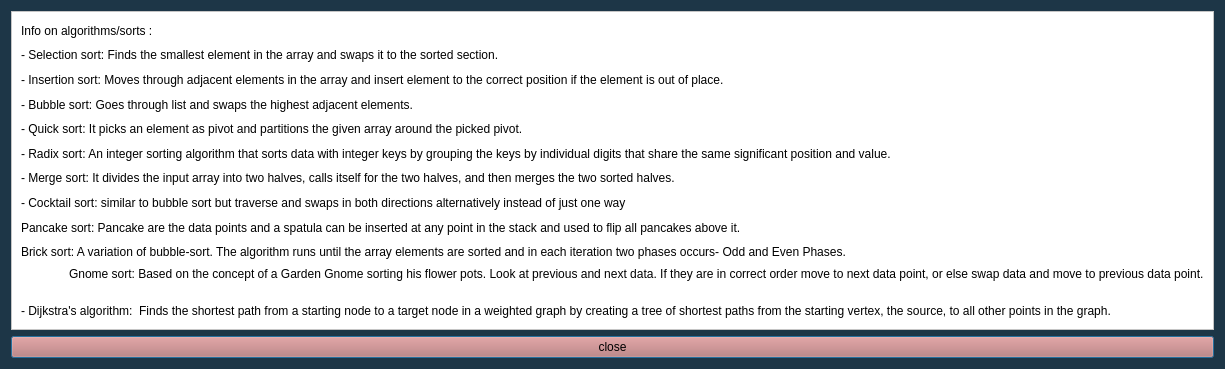
The window that gui/GraphicsFrame/AlgorithmVisualizer/algdisplaywindow.ui (ethancfung/Sorting-Pathfinding-Algorithm-Visualizer) describes before a commit, drawn with Qt 5.
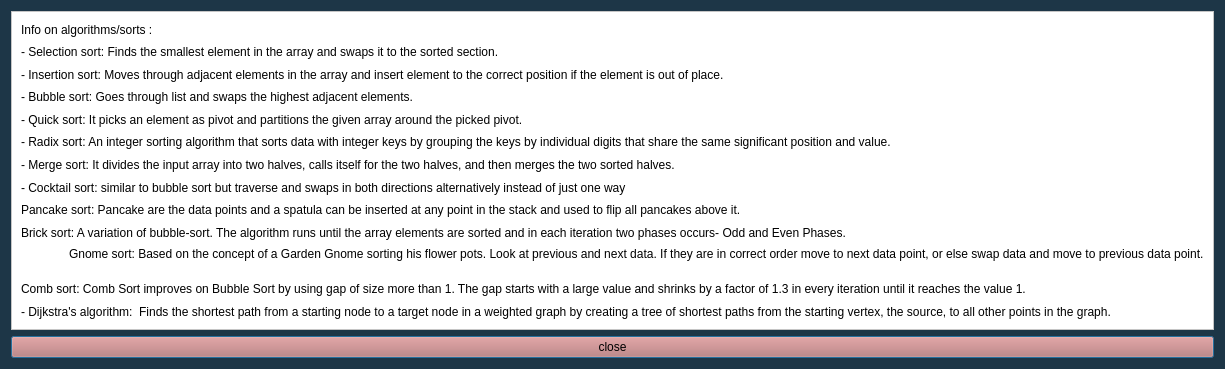
The same window after the commit.

Commit message: Added algorithm info on old GUI for comb sort

Diff of the .ui file:
```diff
--- a/gui/GraphicsFrame/AlgorithmVisualizer/algdisplaywindow.ui
+++ b/gui/GraphicsFrame/AlgorithmVisualizer/algdisplaywindow.ui
@@ -107,6 +107,13 @@
         </property>
        </widget>
       </item>
+      <item>
+       <widget class="QLabel" name="label_13">
+        <property name="text">
+         <string>Comb sort: Comb Sort improves on Bubble Sort by using gap of size more than 1. The gap starts with a large value and shrinks by a factor of 1.3 in every iteration until it reaches the value 1. </string>
+        </property>
+       </widget>
+      </item>
       <item>
        <widget class="QLabel" name="label_11">
         <property name="text">
```
